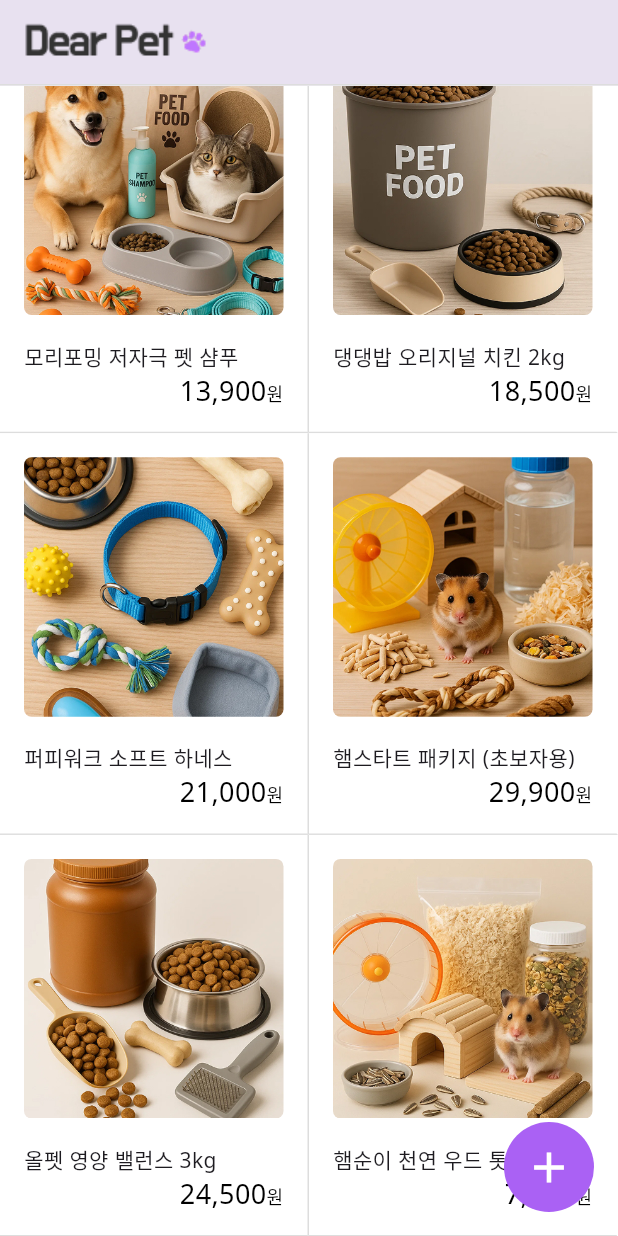
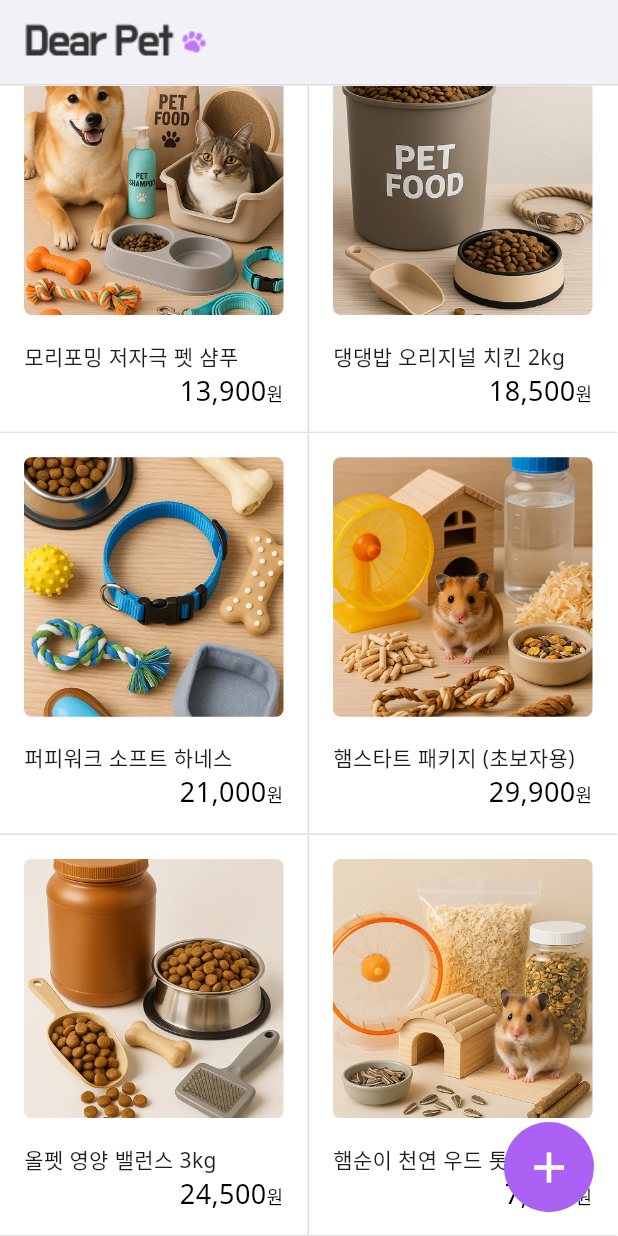
Before and after one commit to 1joGoodNight/flutter_dear_pet, a Flutter app: the screen it shows after launch, scrolled down 36 dp, on a phone screen of 412 x 824 dp. Run offline on Flutter 3.47's test engine with Material 3 defaults, Android fonts, the phone set to English and light mode, and no system bars; our stand-ins replace image_picker, sqflite; accounts and stored records are empty; project files that could hold a hidden picture were left out.

Commit message:
뒤로가기 아이콘 수정

```diff
--- a/lib/addpage/goods_add_page.dart
+++ b/lib/addpage/goods_add_page.dart
@@ -23,7 +23,7 @@ class _GoodsAddPageState extends State<GoodsAddPage> {
   @override
   Widget build(BuildContext context) {
     return Scaffold(
-      appBar: appBar(),
+      appBar: appBar(context),
       body: Column(
         children: [
           GoodsImage(image, onImageChanged),
--- a/lib/app_bar.dart
+++ b/lib/app_bar.dart
@@ -1,7 +1,22 @@
 import 'package:flutter/material.dart';
 
-AppBar appBar() {
+AppBar appBar(BuildContext context) {
   return AppBar(
+    automaticallyImplyLeading: false,
+    leading: !Navigator.canPop(context)
+        ? null
+        : GestureDetector(
+            onTap: () {
+              Navigator.pop(context);
+            },
+            child: Container(
+                height: 50,
+                width: 50,
+                padding: EdgeInsets.all(13),
+                color: Colors.transparent,
+                child: Image.asset("assets/images/icon_left.png")),
+          ),
+    backgroundColor: Colors.white,
     title: Image.asset("assets/images/logo.png"),
     centerTitle: false,
     bottom: PreferredSize(
--- a/lib/detailpage/detail_page.dart
+++ b/lib/detailpage/detail_page.dart
@@ -75,12 +75,12 @@ class DetailPage extends StatelessWidget {
   }
 
   @override
-  Widget build(Object context) {
+  Widget build(BuildContext context) {
     //가격표 재구성(세자리마다 콤마)
     String thisPrice = formatCurrency.format(product.price).toString();
 
     return Scaffold(
-      appBar: appBar(),
+      appBar: appBar(context),
       body: ListView(
         children: [
           detail_photo(),
--- a/lib/list_page.dart
+++ b/lib/list_page.dart
@@ -52,7 +52,7 @@ class _ListPageState extends State<ListPage> {
   @override
   Widget build(BuildContext context) {
     return Scaffold(
-      appBar: appBar(),
+      appBar: appBar(context),
       body: goodsList.isEmpty
           ? emptyText()
           : SafeArea(
```
Also changed, not shown: assets/images/icon_left.png (added).
